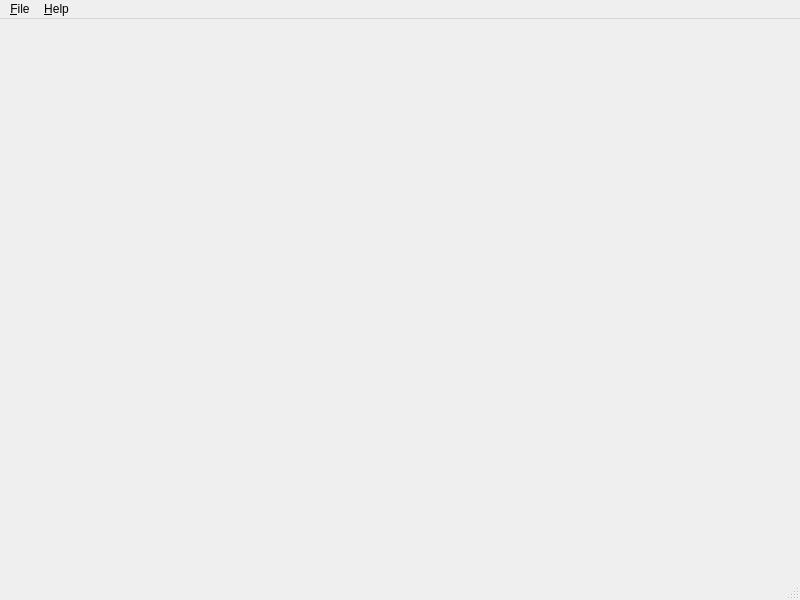
First picture: the form in src/analyzer/mainwindow.ui, repository blessed/wlanalyzer, before the edit.
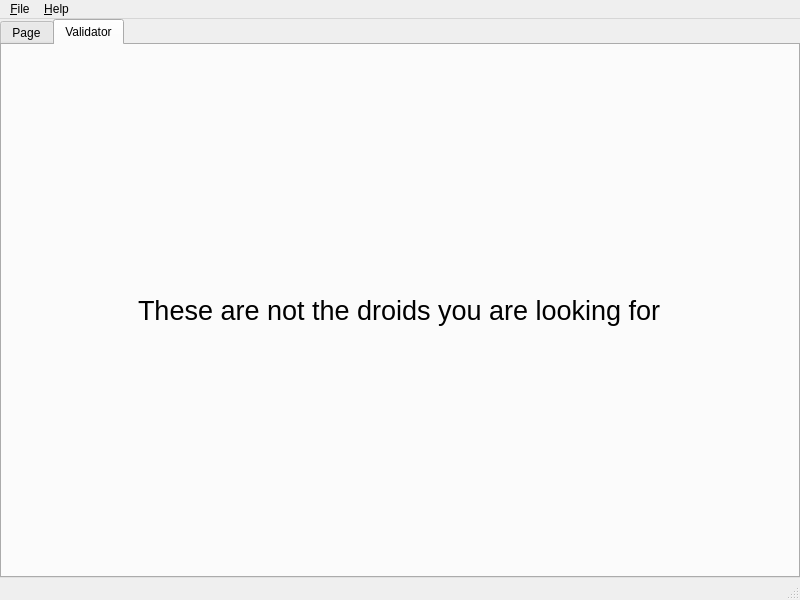
Second picture: the form after the edit. The open tabs and pages were chosen to show the change.

Commit message: [gui] Created draft version of tabbed and resizable layout. In general the first tab should look similar to wiresharks.

```diff
--- a/src/analyzer/mainwindow.ui
+++ b/src/analyzer/mainwindow.ui
@@ -13,7 +13,87 @@
   <property name="windowTitle">
    <string>MainWindow</string>
   </property>
-  <widget class="QWidget" name="centralwidget"/>
+  <widget class="QWidget" name="centralwidget">
+   <layout class="QVBoxLayout" name="verticalLayout">
+    <property name="leftMargin">
+     <number>0</number>
+    </property>
+    <property name="topMargin">
+     <number>0</number>
+    </property>
+    <property name="rightMargin">
+     <number>0</number>
+    </property>
+    <property name="bottomMargin">
+     <number>0</number>
+    </property>
+    <item>
+     <widget class="QTabWidget" name="tabWidget">
+      <property name="enabled">
+       <bool>true</bool>
+      </property>
+      <property name="sizePolicy">
+       <sizepolicy hsizetype="Expanding" vsizetype="Expanding">
+        <horstretch>0</horstretch>
+        <verstretch>0</verstretch>
+       </sizepolicy>
+      </property>
+      <property name="tabPosition">
+       <enum>QTabWidget::North</enum>
+      </property>
+      <property name="tabShape">
+       <enum>QTabWidget::Rounded</enum>
+      </property>
+      <property name="currentIndex">
+       <number>0</number>
+      </property>
+      <property name="movable">
+       <bool>true</bool>
+      </property>
+      <widget class="QSplitter" name="tabWidgetLogPage">
+       <property name="orientation">
+        <enum>Qt::Vertical</enum>
+       </property>
+       <attribute name="title">
+        <string>Page</string>
+       </attribute>
+       <widget class="QTableView" name="tableView_2"/>
+       <widget class="QTreeView" name="treeView"/>
+       <widget class="QLabel" name="Placeholder_for_Hexedit">
+        <property name="text">
+         <string>Placeholder for Hex Edit</string>
+        </property>
+       </widget>
+      </widget>
+      <widget class="QWidget" name="tabWidgetValidatorPage">
+       <attribute name="title">
+        <string>Validator</string>
+       </attribute>
+       <layout class="QGridLayout" name="gridLayout_3">
+        <item row="0" column="0">
+         <widget class="QLabel" name="label">
+          <property name="sizePolicy">
+           <sizepolicy hsizetype="Maximum" vsizetype="Maximum">
+            <horstretch>0</horstretch>
+            <verstretch>0</verstretch>
+           </sizepolicy>
+          </property>
+          <property name="font">
+           <font>
+            <pointsize>20</pointsize>
+           </font>
+          </property>
+          <property name="text">
+           <string>These are not the droids you are looking for</string>
+          </property>
+         </widget>
+        </item>
+       </layout>
+      </widget>
+     </widget>
+    </item>
+   </layout>
+  </widget>
   <widget class="QStatusBar" name="statusbar"/>
   <widget class="QMenuBar" name="menubar">
    <property name="geometry">
```
